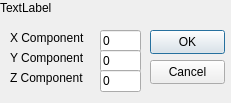
thawtar/ampersandCFD, file src/vectorInputDialog.ui: the form before one commit.
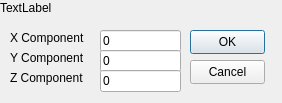
The form after the commit.

The edit to the form file:
```diff
--- a/src/vectorInputDialog.ui
+++ b/src/vectorInputDialog.ui
@@ -6,7 +6,7 @@
    <rect>
     <x>0</x>
     <y>0</y>
-    <width>231</width>
+    <width>282</width>
     <height>103</height>
    </rect>
   </property>
@@ -31,7 +31,7 @@
     <rect>
      <x>100</x>
      <y>30</y>
-     <width>41</width>
+     <width>81</width>
      <height>22</height>
     </rect>
    </property>
@@ -70,7 +70,7 @@
     <rect>
      <x>100</x>
      <y>50</y>
-     <width>41</width>
+     <width>81</width>
      <height>22</height>
     </rect>
    </property>
@@ -96,7 +96,7 @@
     <rect>
      <x>100</x>
      <y>70</y>
-     <width>41</width>
+     <width>81</width>
      <height>22</height>
     </rect>
    </property>
@@ -107,7 +107,7 @@
   <widget class="QPushButton" name="pushButtonOK">
    <property name="geometry">
     <rect>
-     <x>150</x>
+     <x>190</x>
      <y>30</y>
      <width>75</width>
      <height>24</height>
@@ -120,7 +120,7 @@
   <widget class="QPushButton" name="pushButtonCancel">
    <property name="geometry">
     <rect>
-     <x>150</x>
+     <x>190</x>
      <y>60</y>
      <width>75</width>
      <height>24</height>
```
